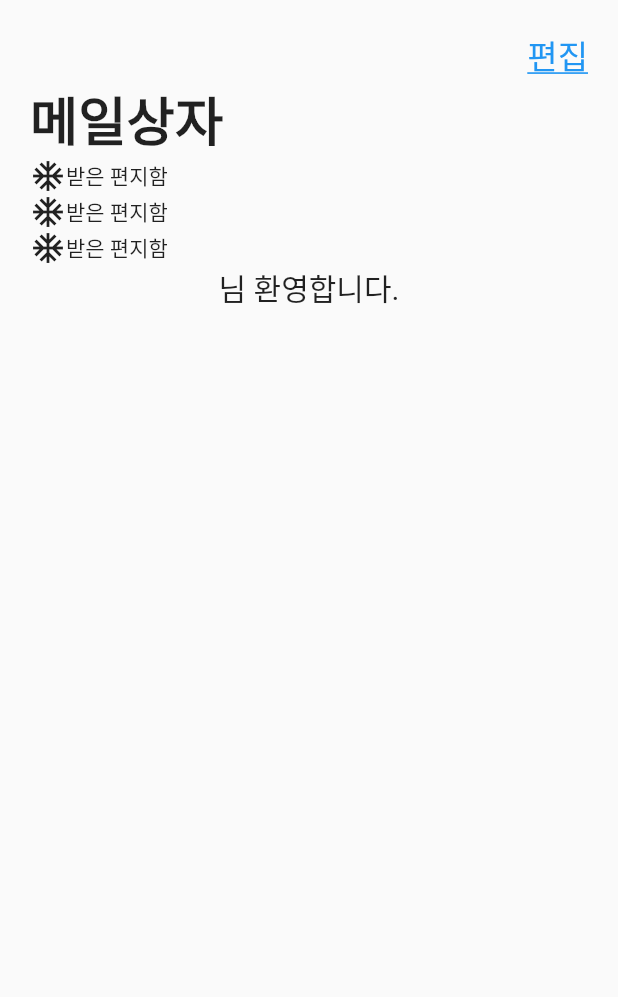
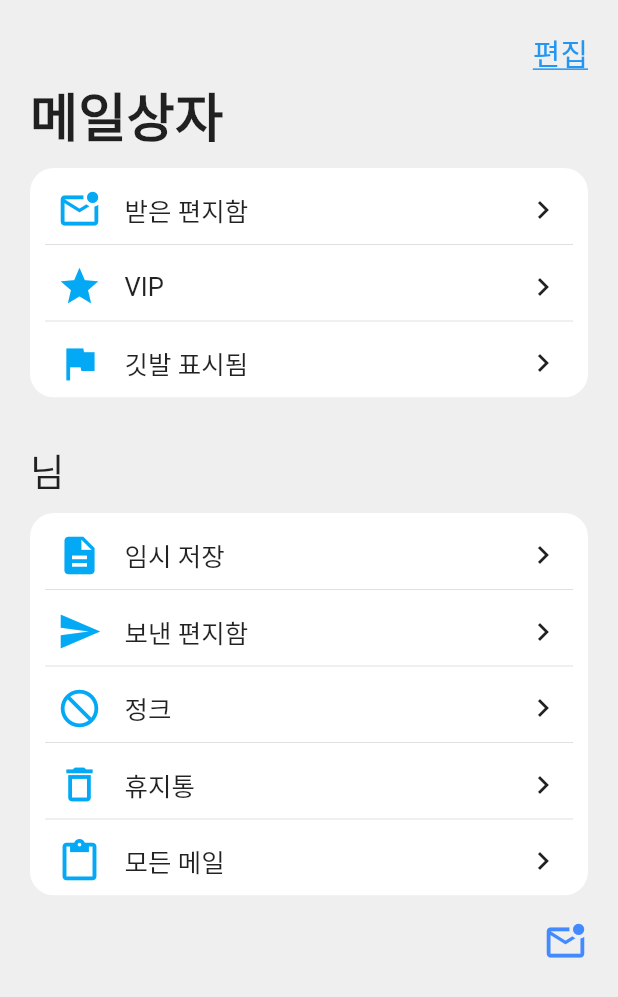
Before and after one commit to LeeShinwon/Mail, a Flutter app: the screen it shows once a user with an empty profile is signed in, on a phone screen of 412 x 824 dp. Shown: the top 997 px of the screen. Run offline on Flutter 3.47's test engine with Material 2 defaults, Android fonts, the light colour scheme and no system bars; our stand-ins replace cloud_firestore, firebase_auth, firebase_core, get, google_sign_in; accounts and stored records are empty; network calls fail.

Commit message:
[FEAT] almost done about home.dart UI.

```diff
--- a/lib/home.dart
+++ b/lib/home.dart
@@ -9,6 +9,7 @@ class HomePage extends StatelessWidget {
   @override
   Widget build(BuildContext context) {
     return Scaffold(
+      backgroundColor: Color(0xFFEFEFEF),
       body: SafeArea(
         child: StreamBuilder(
             stream: FirebaseAuth.instance.authStateChanges(),
@@ -16,7 +17,9 @@ class HomePage extends StatelessWidget {
               if (!snapshot.hasData) {
                 return const LoginPage();
               } else {
-              return Padding(
+                return ListView(
+                  children: [
+                    Padding(
                       padding: const EdgeInsets.all(20.0),
                       child: Column(
                         children: [
@@ -27,7 +30,7 @@ class HomePage extends StatelessWidget {
                                 "편집",
                                 style: TextStyle(
                                   color: Colors.blue,
-                            fontSize: 22,
+                                  fontSize: 20,
                                   decoration: TextDecoration.underline,
                                 ),
                               ),
@@ -45,23 +48,72 @@ class HomePage extends StatelessWidget {
                               ),
                             ],
                           ),
+                          SizedBox(height: 10,),
                           ClipRRect(
                             borderRadius: BorderRadius.circular(16),
+                            child: Container(
+                              padding: EdgeInsets.symmetric(horizontal: 10, vertical: 8),
+                              color: Colors.white,
                               child: Column(
                                 children: [
-                          _mainButton(Icons.ac_unit_sharp, "받은 편지함"),
-                          _mainButton(Icons.ac_unit_sharp, "받은 편지함"),
-                          _mainButton(Icons.ac_unit_sharp, "받은 편지함"),
-
+                                  _mainButton(
+                                      Icons.mark_email_unread_outlined, "받은 편지함"),
+                                  Divider(),
+                                  _mainButton(Icons.star, "VIP"),
+                                  Divider(),
+                                  _mainButton(Icons.flag, "깃발 표시됨"),
                                 ],
                               ),
                             ),
+                          ),
+                          SizedBox(
+                            height: 30,
+                          ),
+                          Row(
+                            mainAxisAlignment: MainAxisAlignment.start,
+                            children: [
                               Text(
-                      "${snapshot.data.displayName}님 환영합니다.",
-                      style: TextStyle(fontSize: 20),
+                                "${snapshot.data.displayName}님",
+                                style: TextStyle(
+                                  fontWeight: FontWeight.w500,
+                                  fontSize: 25,
+                                ),
+                              ),
+                            ],
+                          ),
+                          SizedBox(height: 10,),
+                          ClipRRect(
+                            borderRadius: BorderRadius.circular(16),
+                            child: Container(
+                              padding: EdgeInsets.symmetric(horizontal: 10, vertical: 8),
+                              color: Colors.white,
+                              child: Column(
+                                children: [
+                                  _mainButton(Icons.description, "임시 저장"),
+                                  Divider(),
+                                  _mainButton(Icons.send, "보낸 편지함"),
+                                  Divider(),
+                                  _mainButton(Icons.not_interested, "정크"),
+                                  Divider(),
+                                  _mainButton(Icons.delete_outline, "휴지통"),
+                                  Divider(),
+                                  _mainButton(Icons.content_paste, "모든 메일"),
+                                ],
+                              ),
+                            ),
+                          ),
+                          // Text(
+                          //   "${snapshot.data.displayName}님 환영합니다.",
+                          //   style: TextStyle(fontSize: 20),
+                          // )
+                          Padding(
+                            padding: const EdgeInsets.symmetric(vertical: 16.0),
+                            child: Row(mainAxisAlignment: MainAxisAlignment.end, children: [Icon(Icons.mark_email_unread_outlined, size: 30, color: Colors.blueAccent,)],),
                           )
                         ],
                       ),
+                    ),
+                  ],
                 );
               }
             }),
@@ -69,12 +121,28 @@ class HomePage extends StatelessWidget {
     );
   }
 
-  Widget _mainButton(IconData icon, String title){
-  return Row(
+  Widget _mainButton(IconData icon, String title) {
+    return Padding(
+      padding: const EdgeInsets.fromLTRB(8.0, 5.0, 8.0, 0),
+      child: Stack(
+        alignment: AlignmentDirectional.centerStart,
         children: [
-        Icon(icon),
-        Text(title),
+        Row(
+          children: [
+            Icon(icon, size: 30, color: Colors.lightBlue,),
+            SizedBox(
+              width: 15,
+            ),
+            Text(
+              title,
+              style: TextStyle(fontSize: 17),
+            ),
           ],
+        ),
+        Row(
+          mainAxisAlignment: MainAxisAlignment.end,
+          children: [Icon(Icons.navigate_next),],),
+      ]),
     );
   }
 }
```
Lines whose indentation alone changed are shown as unchanged.
